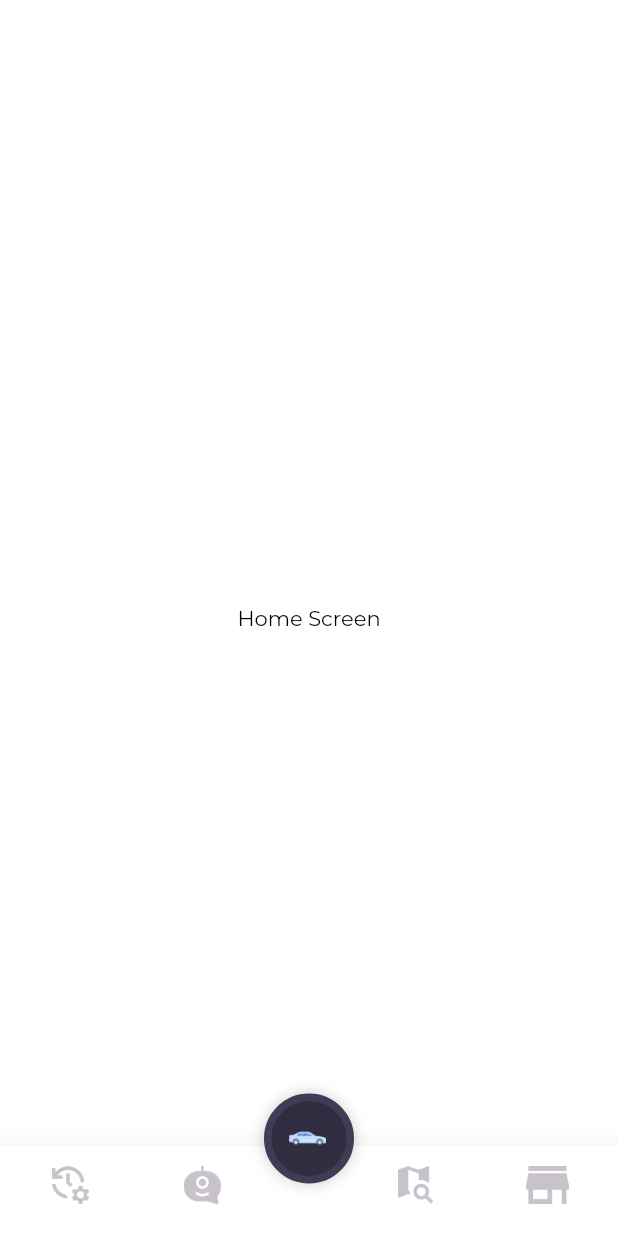
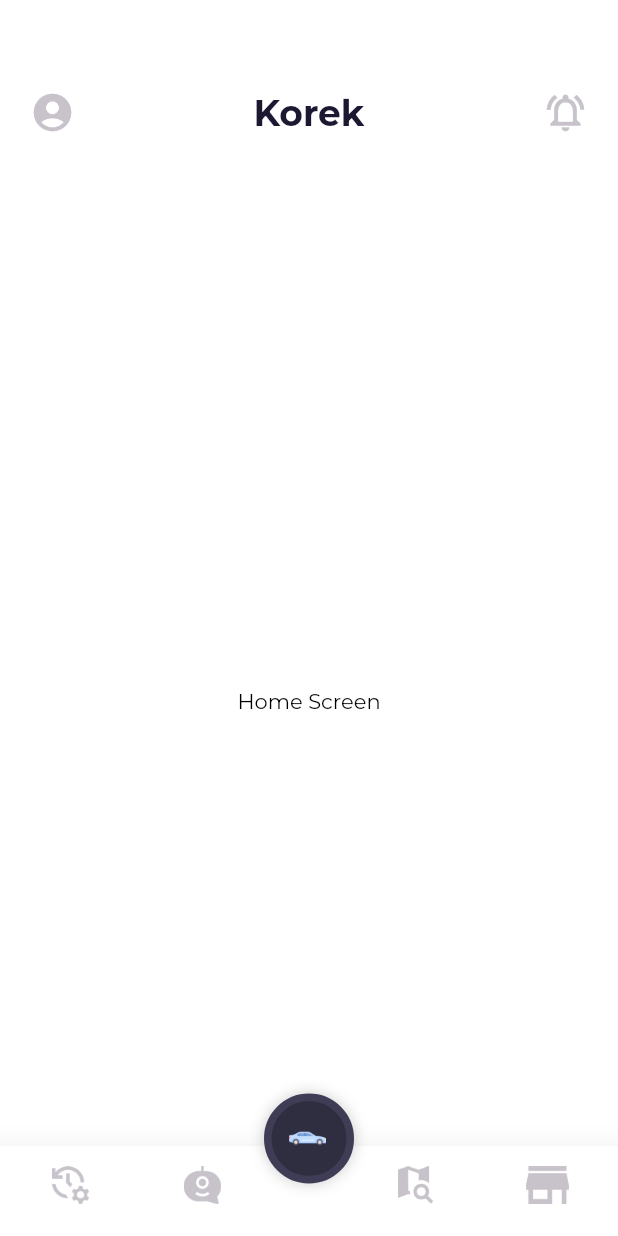
Before and after one commit to ELASHMAWYDEV/korek-app, a Flutter app: the MainScreen screen opened by its route, on a phone screen of 412 x 824 dp. Run offline on Flutter 3.47's test engine with Material 2 defaults, Android fonts, the phone set to English and light mode, and no system bars; our stand-ins replace carousel_slider, connectivity_plus, dio, flutter_svg, get, lottie and 2 more; accounts and stored records are empty.

```diff
--- /dev/null
+++ b/lib/ui/components/header.dart
@@ -0,0 +1,59 @@
+// ignore_for_file: prefer_const_constructors
+
+import 'package:flutter/material.dart';
+import 'package:get/get.dart';
+import 'package:korek_app/utils/constants.dart';
+
+class Header extends StatefulWidget {
+  const Header({super.key});
+
+  @override
+  State<Header> createState() => _HeaderState();
+}
+
+class _HeaderState extends State<Header> {
+  @override
+  Widget build(BuildContext context) {
+    return Container(
+      padding: const EdgeInsets.fromLTRB(20, 60, 20, 20),
+      decoration: BoxDecoration(color: kWhiteColor, boxShadow: [
+        BoxShadow(color: kGrayColor.withOpacity(0.3), blurRadius: 10)
+      ]),
+      child: Row(
+        crossAxisAlignment: CrossAxisAlignment.end,
+        children: [
+          GestureDetector(
+            onTap: () {
+              Get.toNamed("/profile");
+            },
+            child: Icon(
+              Icons.account_circle_rounded,
+              size: 30,
+              color: kGrayColor,
+            ),
+          ),
+          Spacer(),
+          Text(
+            "Korek",
+            style: TextStyle(
+              fontSize: 24,
+              fontWeight: FontWeight.bold,
+              color: kPrimaryDarkColor,
+            ),
+          ),
+          Spacer(),
+          GestureDetector(
+            onTap: () {
+              Get.toNamed("/notifications");
+            },
+            child: Icon(
+              Icons.notifications_active_outlined,
+              size: 30,
+              color: kGrayColor,
+            ),
+          ),
+        ],
+      ),
+    );
+  }
+}
--- a/lib/ui/screens/main/main_screen.dart
+++ b/lib/ui/screens/main/main_screen.dart
@@ -1,6 +1,7 @@
 import 'package:flutter/material.dart';
 import 'package:get/get.dart';
 import 'package:korek_app/ui/components/bottom_navigation.dart';
+import 'package:korek_app/ui/components/header.dart';
 import 'package:korek_app/ui/controllers/navigation_controller.dart';
 
 class MainScreen extends StatefulWidget {
@@ -17,7 +18,14 @@ class _MainScreenState extends State<MainScreen> {
   Widget build(BuildContext context) {
     return GetBuilder<NavigationController>(builder: (_) {
       return Scaffold(
-          body: Stack(children: [_.activeChild, const BottomNavigation()]));
+          body: Column(
+        children: [
+          const Header(),
+          Expanded(
+              child:
+                  Stack(children: [_.activeChild, const BottomNavigation()])),
+        ],
+      ));
     });
   }
 }
--- a/lib/utils/app_routes.dart
+++ b/lib/utils/app_routes.dart
@@ -1,6 +1,8 @@
 import 'package:korek_app/ui/screens/intro/intro_screen.dart';
 import 'package:korek_app/ui/screens/login/login_screen.dart';
 import 'package:korek_app/ui/screens/main/main_screen.dart';
+import 'package:korek_app/ui/screens/notifications/notifications_screen.dart';
+import 'package:korek_app/ui/screens/profile/profile_screen.dart';
 import 'package:korek_app/ui/screens/register/register_screen.dart';
 import 'package:korek_app/ui/screens/splash/splash_screen.dart';
 import 'package:get/get.dart';
@@ -14,5 +16,7 @@ class AppRoutes {
     GetPage(name: "/login", page: () => const LoginScreen()),
     GetPage(name: "/register", page: () => const RegisterScreen()),
     GetPage(name: "/main", page: () => const MainScreen()),
+    GetPage(name: "/profile", page: () => const ProfileScreen()),
+    GetPage(name: "/notifications", page: () => const NotificationsScreen()),
   ];
 }
--- a/lib/utils/constants.dart
+++ b/lib/utils/constants.dart
@@ -6,9 +6,11 @@ import 'package:get/get.dart';
 const Color kPrimaryColor = Color(0xFFEE5253);
 const Color kPrimaryDarkColor = Color(0xFF1c1832);
 const Color kPrimaryLightColor = Color(0xFF5380d1);
+const Color kSecondaryColor = Color(0xFF3F3D56);
 const Color kWhiteColor = Color(0xFFFFFFFF);
 const Color kGrayColor = Color(0xFFC8C3CB);
 const Color kGrayLightColor = Color(0xFFDFDFDF);
+const Color kGrayDarkColor = Color(0xFF8395A7);
 const Color kRedColor = Color(0xFFeb2a14);
 const Color kGreenColor = Color(0xFF00c89d);
 const Color kOrangeColor = Color(0xFFFF9F22);
```
Also changed, not shown: lib/ui/components/input.dart (+8 -4 lines), lib/ui/controllers/splash_controller.dart (+9 -8 lines), lib/ui/controllers/store_controller.dart (added, +8 -0 lines), lib/ui/screens/notifications/notifications_screen.dart (added, +19 -0 lines), lib/ui/screens/profile/profile_screen.dart (added, +19 -0 lines), lib/ui/screens/store/components/item_box.dart (added, +142 -0 lines), lib/ui/screens/store/components/search_box.dart (added, +46 -0 lines), lib/ui/screens/store/components/side_badge.dart (added, +34 -0 lines), lib/ui/screens/store/store_screen.dart (+34 -5 lines), assets/images/item-image-test.png (added).
